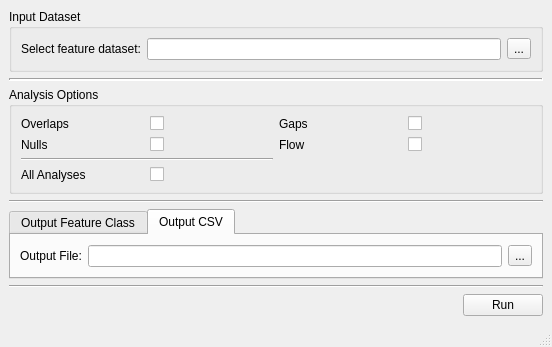
aer-88/Reid_489_FinalProject, file streetCL_QC_gui.ui: the form before one commit.
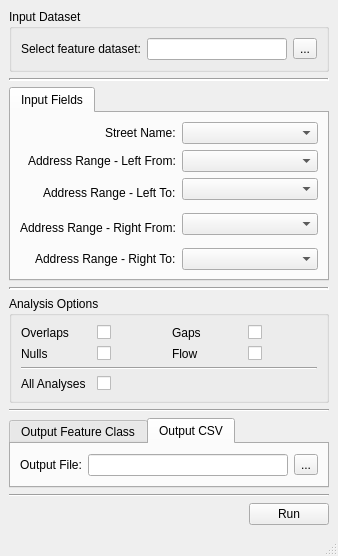
The form after the commit.

Patch:
```diff
--- a/streetCL_QC_gui.ui
+++ b/streetCL_QC_gui.ui
@@ -6,8 +6,8 @@
    <rect>
     <x>0</x>
     <y>0</y>
-    <width>552</width>
-    <height>314</height>
+    <width>338</width>
+    <height>507</height>
    </rect>
   </property>
   <property name="windowTitle">
@@ -47,6 +47,80 @@
       </layout>
      </widget>
     </item>
+    <item>
+     <widget class="Line" name="line_5">
+      <property name="lineWidth">
+       <number>2</number>
+      </property>
+      <property name="orientation">
+       <enum>Qt::Horizontal</enum>
+      </property>
+     </widget>
+    </item>
+    <item>
+     <widget class="QTabWidget" name="fieldsTW">
+      <property name="currentIndex">
+       <number>0</number>
+      </property>
+      <widget class="QWidget" name="fieldsTab">
+       <attribute name="title">
+        <string>Input Fields</string>
+       </attribute>
+       <layout class="QGridLayout" name="gridLayout_3">
+        <item row="2" column="0" rowspan="2" alignment="Qt::AlignRight">
+         <widget class="QLabel" name="fldsAddRngLftToLBL">
+          <property name="text">
+           <string>Address Range - Left To:</string>
+          </property>
+         </widget>
+        </item>
+        <item row="1" column="1">
+         <widget class="QComboBox" name="fldsAddRngLftFromCB"/>
+        </item>
+        <item row="4" column="1">
+         <widget class="QComboBox" name="fldsAddRngRtFromCB"/>
+        </item>
+        <item row="2" column="1">
+         <widget class="QComboBox" name="fldsAddRngLftToCB"/>
+        </item>
+        <item row="1" column="0" alignment="Qt::AlignRight">
+         <widget class="QLabel" name="fldsAddRngLftFromLBL">
+          <property name="text">
+           <string>Address Range - Left From:</string>
+          </property>
+         </widget>
+        </item>
+        <item row="6" column="0" alignment="Qt::AlignRight">
+         <widget class="QLabel" name="fldsAddRngRtToLBL">
+          <property name="text">
+           <string>Address Range - Right To:</string>
+          </property>
+         </widget>
+        </item>
+        <item row="0" column="0" alignment="Qt::AlignRight">
+         <widget class="QLabel" name="fldsStNameLBL">
+          <property name="text">
+           <string>Street Name:</string>
+          </property>
+         </widget>
+        </item>
+        <item row="0" column="1">
+         <widget class="QComboBox" name="fldsStrNameCB"/>
+        </item>
+        <item row="4" column="0" rowspan="2" alignment="Qt::AlignRight">
+         <widget class="QLabel" name="fldsAddRngRtFromLBL">
+          <property name="text">
+           <string>Address Range - Right From:</string>
+          </property>
+         </widget>
+        </item>
+        <item row="6" column="1">
+         <widget class="QComboBox" name="fldsAddRngRtToCB"/>
+        </item>
+       </layout>
+      </widget>
+     </widget>
+    </item>
     <item>
      <widget class="Line" name="line">
       <property name="lineWidth">
@@ -63,34 +137,6 @@
        <string>Analysis Options</string>
       </property>
       <layout class="QGridLayout" name="gridLayout_2">
-       <item row="7" column="0">
-        <widget class="QLabel" name="queryAnalysisAllLBL">
-         <property name="text">
-          <string>All Analyses</string>
-         </property>
-        </widget>
-       </item>
-       <item row="5" column="1">
-        <widget class="QCheckBox" name="queryAnalysisNullsCXBX">
-         <property name="text">
-          <string/>
-         </property>
-        </widget>
-       </item>
-       <item row="7" column="1">
-        <widget class="QCheckBox" name="queryAnalysisAllCXBX">
-         <property name="text">
-          <string/>
-         </property>
-        </widget>
-       </item>
-       <item row="0" column="2">
-        <widget class="QLabel" name="queryAnalysisGapsLBL">
-         <property name="text">
-          <string>Gaps</string>
-         </property>
-        </widget>
-       </item>
        <item row="0" column="0">
         <widget class="QLabel" name="queryAnalysisOverlapsLBL">
          <property name="text">
@@ -98,13 +144,6 @@
          </property>
         </widget>
        </item>
-       <item row="5" column="0">
-        <widget class="QLabel" name="queryAnalysisNullsLBL">
-         <property name="text">
-          <string>Nulls</string>
-         </property>
-        </widget>
-       </item>
        <item row="0" column="1">
         <widget class="QCheckBox" name="queryAnalysisOverlapsCXBX">
          <property name="text">
@@ -112,6 +151,13 @@
          </property>
         </widget>
        </item>
+       <item row="0" column="2">
+        <widget class="QLabel" name="queryAnalysisGapsLBL">
+         <property name="text">
+          <string>Gaps</string>
+         </property>
+        </widget>
+       </item>
        <item row="0" column="3">
         <widget class="QCheckBox" name="queryAnalysisGapsCKBX">
          <property name="text">
@@ -119,21 +165,49 @@
          </property>
         </widget>
        </item>
-       <item row="5" column="2">
+       <item row="1" column="0">
+        <widget class="QLabel" name="queryAnalysisNullsLBL">
+         <property name="text">
+          <string>Nulls</string>
+         </property>
+        </widget>
+       </item>
+       <item row="1" column="1">
+        <widget class="QCheckBox" name="queryAnalysisNullsCXBX">
+         <property name="text">
+          <string/>
+         </property>
+        </widget>
+       </item>
+       <item row="1" column="2">
         <widget class="QLabel" name="queryAnalysisFlowLBL">
          <property name="text">
           <string>Flow</string>
          </property>
         </widget>
        </item>
-       <item row="5" column="3">
+       <item row="1" column="3">
         <widget class="QCheckBox" name="queryAnalysisFlowCKBX">
          <property name="text">
           <string/>
          </property>
         </widget>
        </item>
-       <item row="6" column="0" colspan="2">
+       <item row="3" column="0">
+        <widget class="QLabel" name="queryAnalysisAllLBL">
+         <property name="text">
+          <string>All Analyses</string>
+         </property>
+        </widget>
+       </item>
+       <item row="3" column="1">
+        <widget class="QCheckBox" name="queryAnalysisAllCXBX">
+         <property name="text">
+          <string/>
+         </property>
+        </widget>
+       </item>
+       <item row="2" column="0" colspan="4">
         <widget class="Line" name="line_4">
          <property name="orientation">
           <enum>Qt::Horizontal</enum>
```
Left out of the diff: 6 changed lines with no effect on the pictures.
